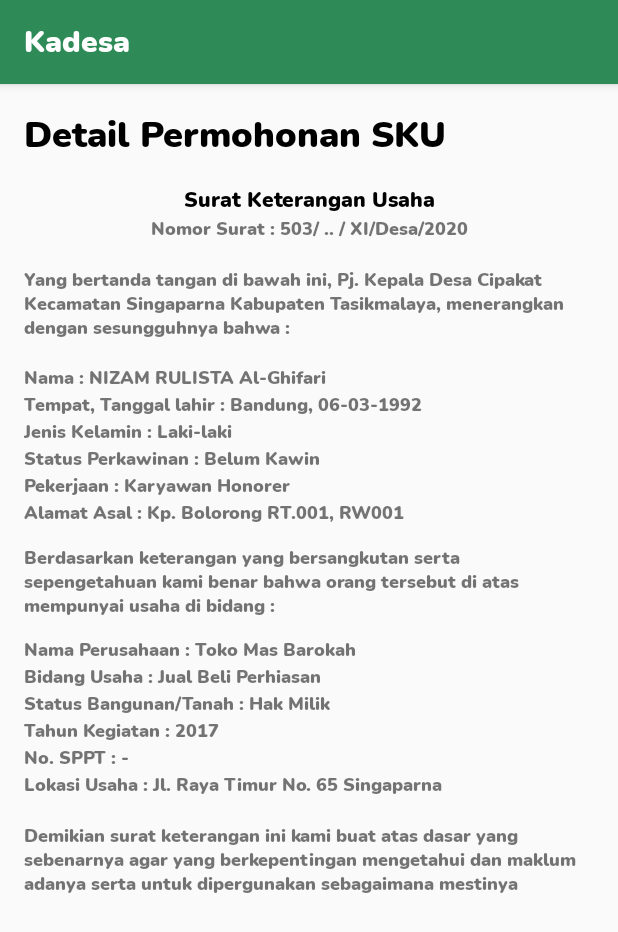
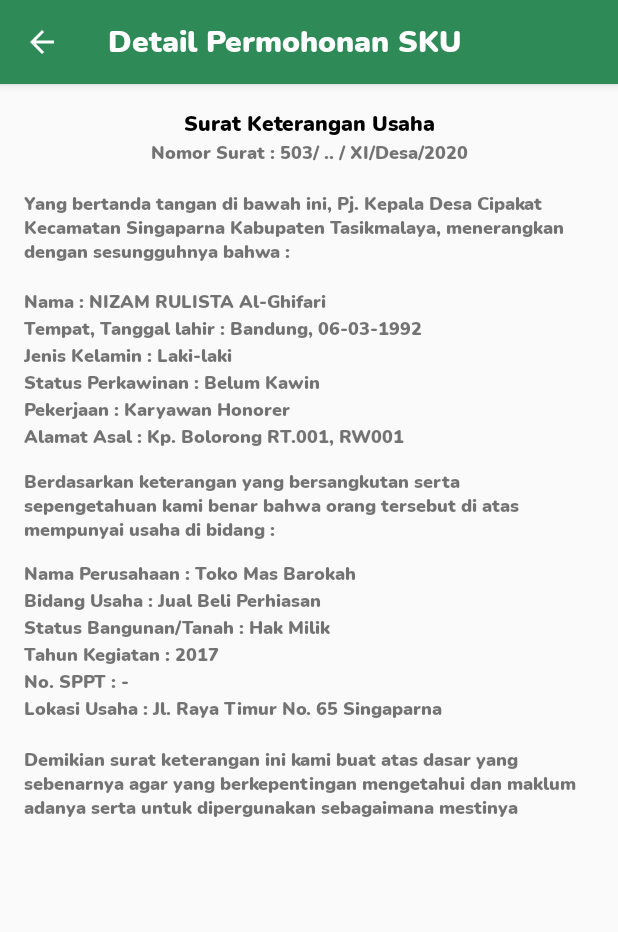
Before and after one commit to andhikaeffendy/Kadesa, an Android app: the DetailSkuActivity screen opened directly, with no data from a screen before it, on a phone screen of 412 x 824 dp. Shown: the top 932 px of the screen. Run offline under Robolectric (Android 15) with nearby library versions, the phone set to English and light mode, and no system bars.

Commit message:
detail sku update

```diff
--- a/app/src/main/java/com/example/kadesa/DetailSkuActivity.java
+++ b/app/src/main/java/com/example/kadesa/DetailSkuActivity.java
@@ -10,5 +10,9 @@ public class DetailSkuActivity extends AppCompatActivity {
     protected void onCreate(Bundle savedInstanceState) {
         super.onCreate(savedInstanceState);
         setContentView(R.layout.activity_detail_sku);
+
+        getSupportActionBar().setTitle("Detail Permohonan SKU");
+        getSupportActionBar().setDisplayHomeAsUpEnabled(true);
+        getSupportActionBar().setDisplayShowHomeEnabled(true);
     }
 }
--- a/app/src/main/res/layout/activity_detail_sku.xml
+++ b/app/src/main/res/layout/activity_detail_sku.xml
@@ -11,15 +11,6 @@
         android:layout_height="match_parent"
         android:layout_margin="16dp"
         android:orientation="vertical">
-
-        <TextView
-            android:layout_width="match_parent"
-            android:layout_height="wrap_content"
-            android:text="Detail Permohonan SKU"
-            android:textColor="@android:color/black"
-            android:textStyle="bold"
-            android:layout_marginBottom="16dp"
-            android:textSize="24sp"/>
 
         <TextView
             android:layout_width="match_parent"
```
